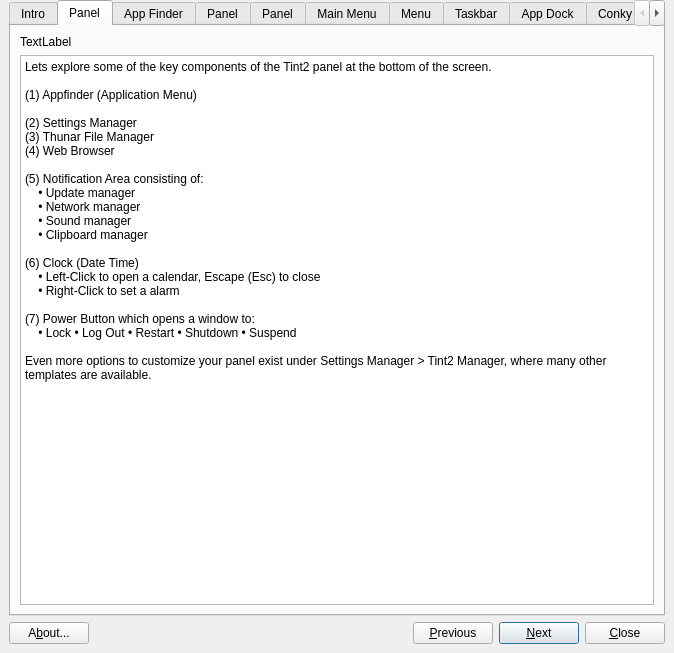
MX-Linux/mx-tour, file mainwindow.ui: the form before one commit.
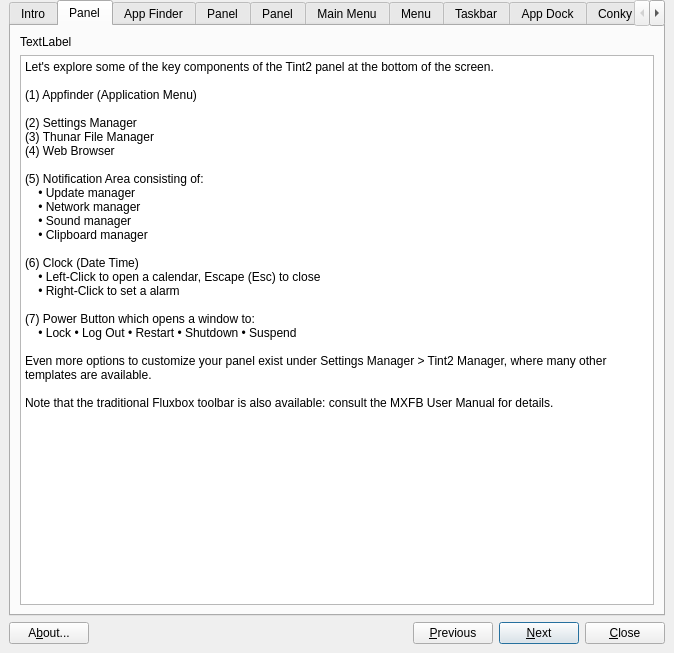
The form after the commit. The open tabs and pages were chosen to show the change. Icons and pictures are not drawn. Custom widgets are drawn as their Qt base class.

```diff
--- a/mainwindow.ui
+++ b/mainwindow.ui
@@ -253,7 +253,7 @@
               <enum>Qt::FocusPolicy::NoFocus</enum>
              </property>
              <property name="plainText">
-              <string>Lets explore some of the key components of the Tint2 panel at the bottom of the screen.
+              <string>Let's explore some of the key components of the Tint2 panel at the bottom of the screen.
 
 (1) Appfinder (Application Menu)
 
@@ -275,6 +275,8 @@
     • Lock • Log Out • Restart • Shutdown • Suspend
 
 Even more options to customize your panel exist under Settings Manager &gt; Tint2 Manager, where many other templates are available.
+
+Note that the traditional Fluxbox toolbar is also available: consult the MXFB User Manual for details.
 </string>
              </property>
             </widget>
```
Left out of the diff: 11 changed lines with no effect on the pictures.
